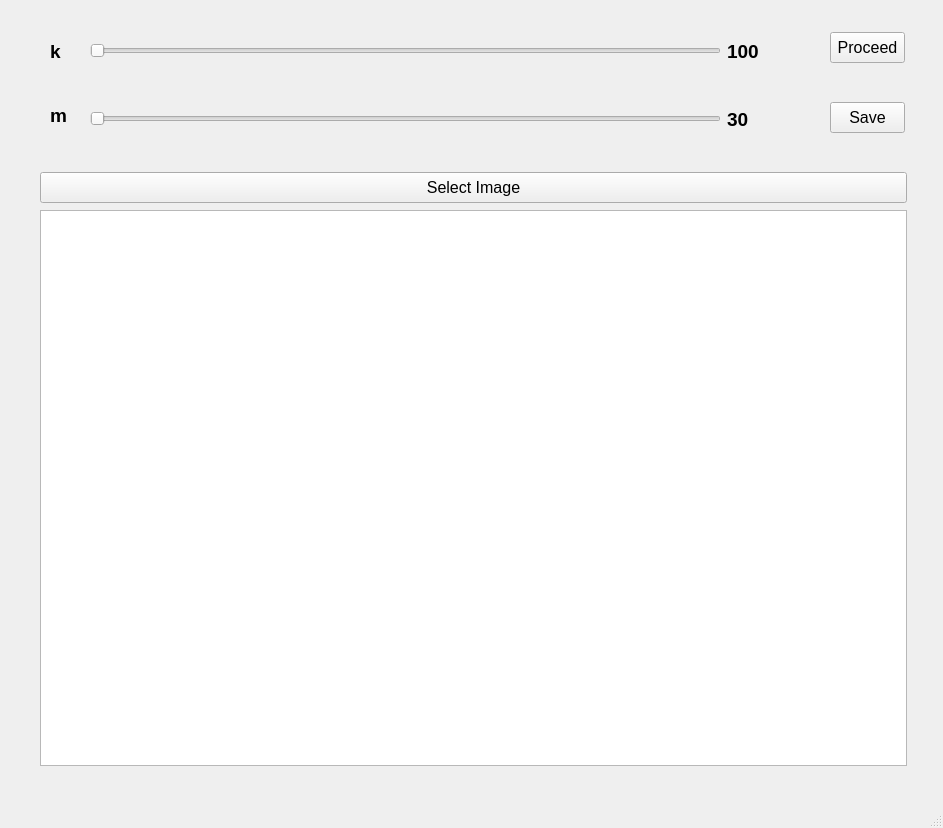
This is my.ui in Crawlwind/Residue as Qt 5 draws it before an edit. The edited form follows.
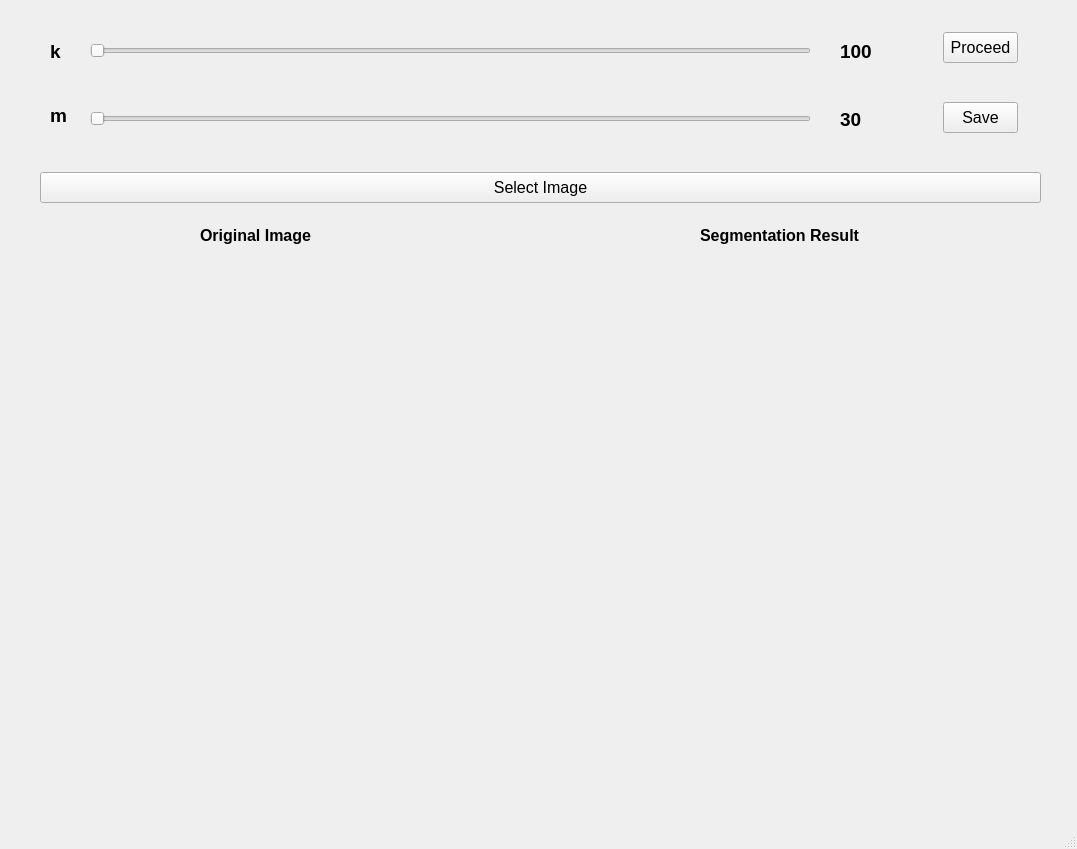
This is the edited form.

What changed in the file:
```diff
--- a/my.ui
+++ b/my.ui
@@ -6,8 +6,8 @@
    <rect>
     <x>0</x>
     <y>0</y>
-    <width>943</width>
-    <height>828</height>
+    <width>1077</width>
+    <height>849</height>
    </rect>
   </property>
   <property name="windowTitle">
@@ -57,7 +57,7 @@
    <widget class="QLabel" name="m_value">
     <property name="geometry">
      <rect>
-      <x>727</x>
+      <x>840</x>
       <y>108</y>
       <width>91</width>
       <height>23</height>
@@ -77,7 +77,7 @@
    <widget class="QPushButton" name="proceed_button">
     <property name="geometry">
      <rect>
-      <x>830</x>
+      <x>943</x>
       <y>32</y>
       <width>75</width>
       <height>31</height>
@@ -95,7 +95,7 @@
    <widget class="QPushButton" name="save_button">
     <property name="geometry">
      <rect>
-      <x>830</x>
+      <x>943</x>
       <y>102</y>
       <width>75</width>
       <height>31</height>
@@ -113,7 +113,7 @@
    <widget class="QLabel" name="k_value">
     <property name="geometry">
      <rect>
-      <x>727</x>
+      <x>840</x>
       <y>40</y>
       <width>91</width>
       <height>23</height>
@@ -135,7 +135,7 @@
      <rect>
       <x>90</x>
       <y>108</y>
-      <width>631</width>
+      <width>721</width>
       <height>22</height>
      </rect>
     </property>
@@ -148,7 +148,7 @@
      <rect>
       <x>90</x>
       <y>40</y>
-      <width>631</width>
+      <width>721</width>
       <height>22</height>
      </rect>
     </property>
@@ -156,22 +156,12 @@
      <enum>Qt::Horizontal</enum>
     </property>
    </widget>
-   <widget class="QGraphicsView" name="segmentation_graphicsView">
-    <property name="geometry">
-     <rect>
-      <x>40</x>
-      <y>210</y>
-      <width>867</width>
-      <height>556</height>
-     </rect>
-    </property>
-   </widget>
    <widget class="QPushButton" name="select_button">
     <property name="geometry">
      <rect>
       <x>40</x>
       <y>172</y>
-      <width>867</width>
+      <width>1001</width>
       <height>31</height>
      </rect>
     </property>
@@ -184,6 +174,78 @@
      <string>Select Image</string>
     </property>
    </widget>
+   <widget class="QLabel" name="originview">
+    <property name="geometry">
+     <rect>
+      <x>10</x>
+      <y>260</y>
+      <width>520</width>
+      <height>520</height>
+     </rect>
+    </property>
+    <property name="text">
+     <string/>
+    </property>
+    <property name="alignment">
+     <set>Qt::AlignCenter</set>
+    </property>
+   </widget>
+   <widget class="QLabel" name="segmentationview">
+    <property name="geometry">
+     <rect>
+      <x>540</x>
+      <y>260</y>
+      <width>520</width>
+      <height>520</height>
+     </rect>
+    </property>
+    <property name="text">
+     <string/>
+    </property>
+    <property name="alignment">
+     <set>Qt::AlignCenter</set>
+    </property>
+   </widget>
+   <widget class="QLabel" name="label_1">
+    <property name="geometry">
+     <rect>
+      <x>200</x>
+      <y>220</y>
+      <width>131</width>
+      <height>31</height>
+     </rect>
+    </property>
+    <property name="font">
+     <font>
+      <pointsize>12</pointsize>
+      <weight>75</weight>
+      <bold>true</bold>
+     </font>
+    </property>
+    <property name="text">
+     <string>Original Image</string>
+    </property>
+   </widget>
+   <widget class="QLabel" name="label_2">
+    <property name="geometry">
+     <rect>
+      <x>700</x>
+      <y>220</y>
+      <width>191</width>
+      <height>31</height>
+     </rect>
+    </property>
+    <property name="font">
+     <font>
+      <pointsize>12</pointsize>
+      <weight>75</weight>
+      <bold>true</bold>
+     </font>
+    </property>
+    <property name="text">
+     <string>Segmentation Result</string>
+    </property>
+   </widget>
   </widget>
   <widget class="QMenuBar" name="menubar">
    <property name="geometry">
```
Left out of the diff: 2 changed lines with no effect on the pictures.
